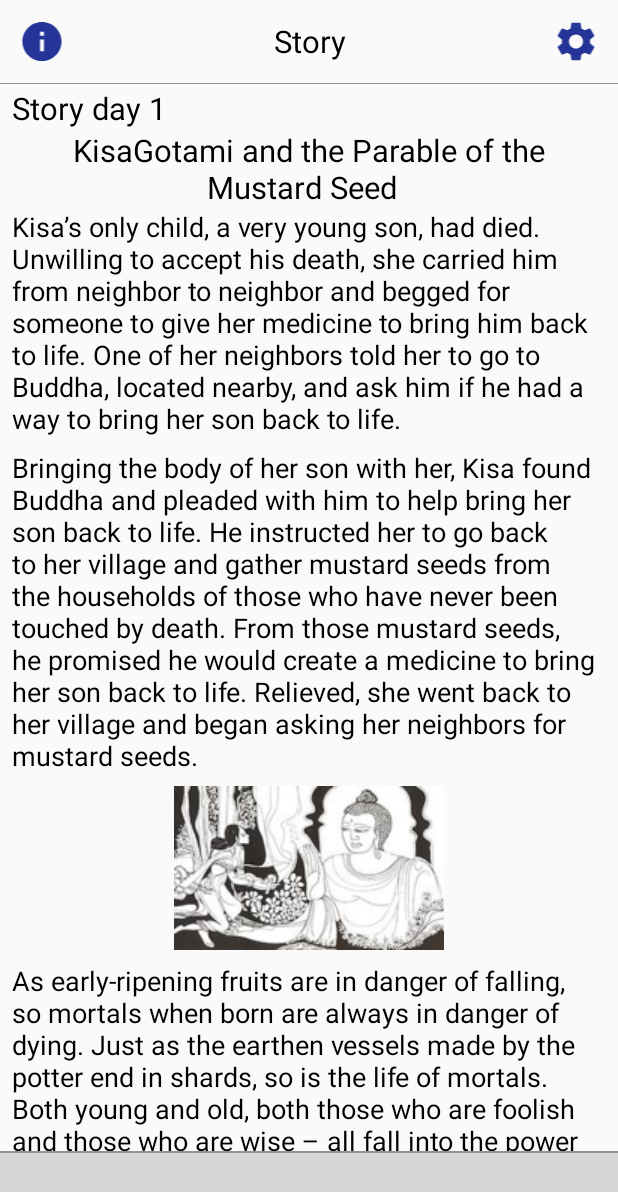
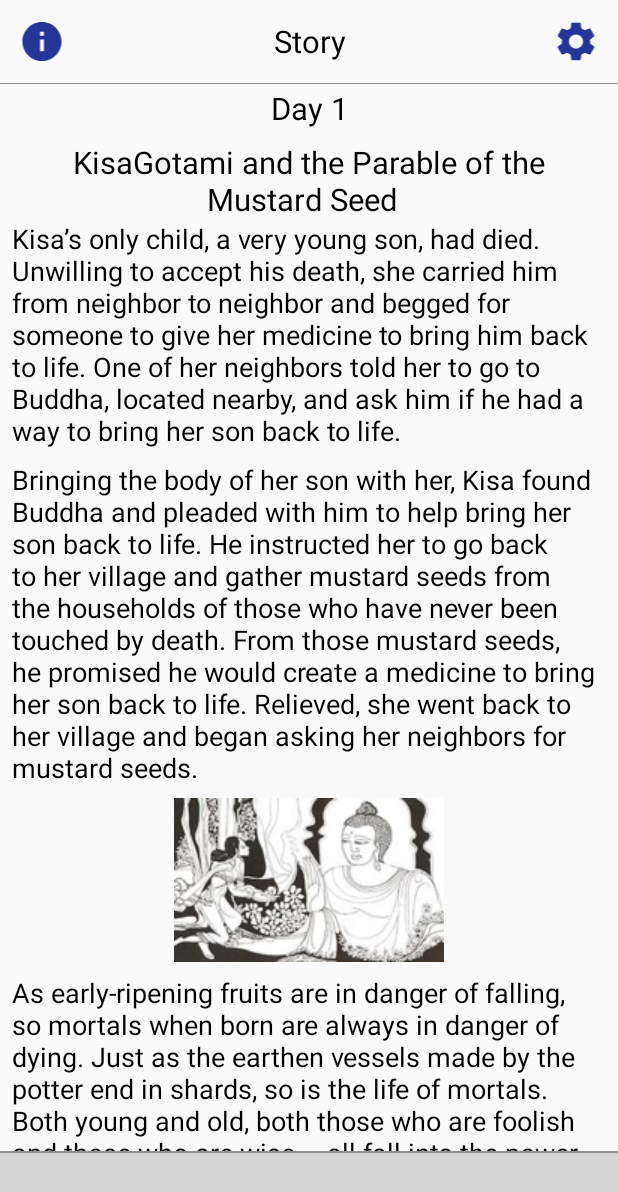
Before and after one commit to Brinfotech1407/BuddhaEightDayChallange, an Android app: the screen it shows after launch (DashboardActivity), on a phone screen of 412 x 824 dp. Shown: the top 1192 px of the screen. Run offline under Robolectric (Android 15) with nearby library versions, the light colour scheme and no system bars; our stand-ins replace ButterKnife, sdp/ssp sizes; libraries missing offline, so code that uses them is left out: com.aurelhubert.ahbottomnavigation, com.pixplicity.easyprefs; plain views replace AHBottomNavigation; Roboto replaces fonts that are not available here; 20 statements that could not run were skipped; grey boxes are pictures that could not be loaded.

Commit message:
header day name changes

```diff
--- a/app/src/main/res/layout/activity_day_eight_story.xml
+++ b/app/src/main/res/layout/activity_day_eight_story.xml
@@ -16,7 +16,8 @@
             <com.brinfotech.feedbacksystem.customClasses.FontTextViewBold
                 android:layout_width="match_parent"
                 android:layout_height="wrap_content"
-                android:text="Day 8: Story"
+                android:text="Day 8"
+                android:gravity="center"
                 android:textColor="@color/colorBlack"
                 android:textSize="@dimen/titleTextSize" />
 
--- a/app/src/main/res/layout/activity_day_five_story.xml
+++ b/app/src/main/res/layout/activity_day_five_story.xml
@@ -15,7 +15,8 @@
             <com.brinfotech.feedbacksystem.customClasses.FontTextViewBold
                 android:layout_width="match_parent"
                 android:layout_height="wrap_content"
-                android:text="Day 5 Story"
+                android:text="Day 5 "
+                android:gravity="center"
                 android:textColor="@color/colorBlack"
                 android:textSize="@dimen/titleTextSize" />
 
--- a/app/src/main/res/layout/activity_day_four_story.xml
+++ b/app/src/main/res/layout/activity_day_four_story.xml
@@ -15,7 +15,8 @@
             <com.brinfotech.feedbacksystem.customClasses.FontTextViewBold
                 android:layout_width="match_parent"
                 android:layout_height="wrap_content"
-                android:text="Story day 4"
+                android:text="Day 4"
+                android:gravity="center"
                 android:textColor="@color/colorBlack"
                 android:textSize="@dimen/titleTextSize" />
 
--- a/app/src/main/res/layout/activity_day_one_story.xml
+++ b/app/src/main/res/layout/activity_day_one_story.xml
@@ -16,7 +16,8 @@
             <com.brinfotech.feedbacksystem.customClasses.FontTextViewBold
                 android:layout_width="match_parent"
                 android:layout_height="wrap_content"
-                android:text="Story day 1"
+                android:text="Day 1"
+                android:gravity="center"
                 android:textColor="@color/colorBlack"
                 android:textSize="@dimen/titleTextSize" />
 
@@ -24,6 +25,7 @@
                 android:layout_width="match_parent"
                 android:layout_height="wrap_content"
                 android:gravity="center"
+                android:layout_marginTop="@dimen/common_margin"
                 android:text="KisaGotami and the Parable of the Mustard Seed  "
                 android:textColor="@color/colorBlack"
                 android:textSize="@dimen/titleTextSize" />
--- a/app/src/main/res/layout/activity_day_seven_story.xml
+++ b/app/src/main/res/layout/activity_day_seven_story.xml
@@ -16,7 +16,8 @@
             <com.brinfotech.feedbacksystem.customClasses.FontTextViewBold
                 android:layout_width="match_parent"
                 android:layout_height="wrap_content"
-                android:text="Chapter 7 Story"
+                android:text="Days 7"
+                android:gravity="center"
                 android:textColor="@color/colorBlack"
                 android:textSize="@dimen/titleTextSize" />
 
--- a/app/src/main/res/layout/activity_day_six_story.xml
+++ b/app/src/main/res/layout/activity_day_six_story.xml
@@ -15,7 +15,8 @@
             <com.brinfotech.feedbacksystem.customClasses.FontTextViewBold
                 android:layout_width="match_parent"
                 android:layout_height="wrap_content"
-                android:text="Day 6 Story"
+                android:text="Day 6"
+                android:gravity="center"
                 android:textColor="@color/colorBlack"
                 android:textSize="@dimen/titleTextSize" />
 
--- a/app/src/main/res/layout/activity_day_three_story.xml
+++ b/app/src/main/res/layout/activity_day_three_story.xml
@@ -15,7 +15,8 @@
             <com.brinfotech.feedbacksystem.customClasses.FontTextViewBold
                 android:layout_width="match_parent"
                 android:layout_height="wrap_content"
-                android:text="Story Day 3"
+                android:text="Day 3"
+                android:gravity="center"
                 android:textColor="@color/colorBlack"
                 android:textSize="@dimen/titleTextSize" />
 
--- a/app/src/main/res/layout/activity_day_two_story.xml
+++ b/app/src/main/res/layout/activity_day_two_story.xml
@@ -15,7 +15,8 @@
             <com.brinfotech.feedbacksystem.customClasses.FontTextViewBold
                 android:layout_width="match_parent"
                 android:layout_height="wrap_content"
-                android:text="Story day 2"
+                android:text="Day 2"
+                android:gravity="center"
                 android:textColor="@color/colorBlack"
                 android:textSize="@dimen/titleTextSize" />
 
```
